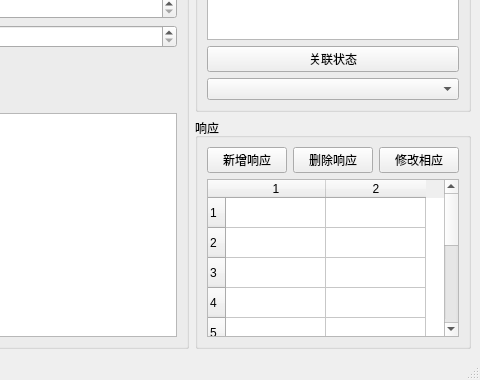
Qt form kdCarCheckDevSimulator/kdCarCheckDevSimulator.ui (bkdwei/kdCarCheckDevSimulator) before a commit; both pictures show x 354 to 834 and y 220 to 600 of the 834 by 600 pixel window.
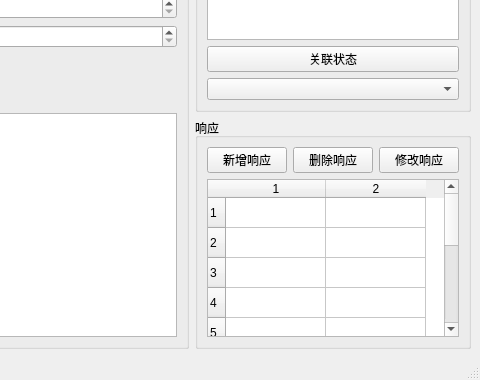
The same form after that commit.

Commit message: 完成响应的修改功能

```diff
--- a/kdCarCheckDevSimulator/kdCarCheckDevSimulator.ui
+++ b/kdCarCheckDevSimulator/kdCarCheckDevSimulator.ui
@@ -224,7 +224,7 @@
            <item>
             <widget class="QPushButton" name="pb_modify_reply">
              <property name="text">
-              <string>修改相应</string>
+              <string>修改响应</string>
              </property>
             </widget>
            </item>
```
The commit also changes 5 other files.
